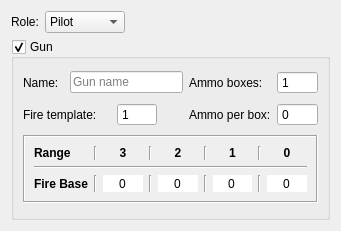
This is CrewEditorTab.ui in wchamilton/CEManeuverLog as Qt 5 draws it before an edit. The edited form follows.
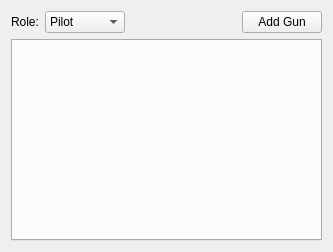
This is the edited form.

Commit message: Added a loading mechanism into the editor. I may need to make more of the modules be connected to the model but we'll see. Migrated gun editor into another tab widget since it turns out crew can have multiple weapons at their disposal. Colour coded and connected the damage trackers and repositioned them.

```diff
--- a/CrewEditorTab.ui
+++ b/CrewEditorTab.ui
@@ -6,21 +6,14 @@
    <rect>
     <x>0</x>
     <y>0</y>
-    <width>341</width>
-    <height>231</height>
+    <width>333</width>
+    <height>252</height>
    </rect>
   </property>
   <property name="windowTitle">
    <string>Form</string>
   </property>
-  <layout class="QGridLayout" name="gridLayout_2">
-   <item row="0" column="0">
-    <widget class="QLabel" name="label">
-     <property name="text">
-      <string>Role:</string>
-     </property>
-    </widget>
-   </item>
+  <layout class="QGridLayout" name="gridLayout">
    <item row="0" column="1">
     <widget class="QComboBox" name="role_cmb">
      <property name="currentIndex">
@@ -48,7 +41,14 @@
      </item>
     </widget>
    </item>
-   <item row="0" column="2">
+   <item row="0" column="0">
+    <widget class="QLabel" name="label">
+     <property name="text">
+      <string>Role:</string>
+     </property>
+    </widget>
+   </item>
+   <item row="0" column="3">
     <spacer name="horizontalSpacer">
      <property name="orientation">
       <enum>Qt::Horizontal</enum>
@@ -61,353 +61,18 @@
      </property>
     </spacer>
    </item>
-   <item row="1" column="0" colspan="3">
-    <widget class="QGroupBox" name="gun_grp">
-     <property name="title">
-      <string>Gun</string>
+   <item row="0" column="4">
+    <widget class="QPushButton" name="add_gun_btn">
+     <property name="text">
+      <string>Add Gun</string>
      </property>
-     <property name="checkable">
+    </widget>
+   </item>
+   <item row="1" column="0" colspan="5">
+    <widget class="QTabWidget" name="gun_tab_widget">
+     <property name="tabsClosable">
       <bool>true</bool>
      </property>
-     <property name="checked">
-      <bool>true</bool>
-     </property>
-     <layout class="QGridLayout" name="gridLayout">
-      <item row="0" column="5">
-       <widget class="QSpinBox" name="ammo_box_count">
-        <property name="toolTip">
-         <string>Belt fed guns should be set to 1 box</string>
-        </property>
-        <property name="buttonSymbols">
-         <enum>QAbstractSpinBox::NoButtons</enum>
-        </property>
-        <property name="minimum">
-         <number>1</number>
-        </property>
-       </widget>
-      </item>
-      <item row="1" column="2">
-       <widget class="QSpinBox" name="fire_template_spin">
-        <property name="toolTip">
-         <string>Belt fed guns should be set to 1 box</string>
-        </property>
-        <property name="buttonSymbols">
-         <enum>QAbstractSpinBox::NoButtons</enum>
-        </property>
-        <property name="minimum">
-         <number>1</number>
-        </property>
-        <property name="maximum">
-         <number>16</number>
-        </property>
-       </widget>
-      </item>
-      <item row="0" column="4">
-       <widget class="QLabel" name="label_4">
-        <property name="text">
-         <string>Ammo boxes:</string>
-        </property>
-       </widget>
-      </item>
-      <item row="1" column="0" colspan="2">
-       <widget class="QLabel" name="label_9">
-        <property name="text">
-         <string>Fire template:</string>
-        </property>
-       </widget>
-      </item>
-      <item row="1" column="5">
-       <widget class="QSpinBox" name="ammo_per_box">
-        <property name="toolTip">
-         <string>Belt fed guns should be set to 1 box</string>
-        </property>
-        <property name="buttonSymbols">
-         <enum>QAbstractSpinBox::NoButtons</enum>
-        </property>
-        <property name="minimum">
-         <number>0</number>
-        </property>
-       </widget>
-      </item>
-      <item row="0" column="0">
-       <widget class="QLabel" name="label_10">
-        <property name="text">
-         <string>Name:</string>
-        </property>
-       </widget>
-      </item>
-      <item row="2" column="0" colspan="6">
-       <widget class="QFrame" name="fire_base_frame">
-        <property name="sizePolicy">
-         <sizepolicy hsizetype="Preferred" vsizetype="Maximum">
-          <horstretch>0</horstretch>
-          <verstretch>0</verstretch>
-         </sizepolicy>
-        </property>
-        <property name="autoFillBackground">
-         <bool>true</bool>
-        </property>
-        <property name="frameShape">
-         <enum>QFrame::Box</enum>
-        </property>
-        <property name="frameShadow">
-         <enum>QFrame::Sunken</enum>
-        </property>
-        <layout class="QGridLayout" name="gridLayout_3">
-         <item row="0" column="6">
-          <widget class="QLabel" name="label_7">
-           <property name="font">
-            <font>
-             <weight>75</weight>
-             <bold>true</bold>
-            </font>
-           </property>
-           <property name="text">
-            <string>1</string>
-           </property>
-           <property name="alignment">
-            <set>Qt::AlignCenter</set>
-           </property>
-          </widget>
-         </item>
-         <item row="0" column="8">
-          <widget class="QLabel" name="label_11">
-           <property name="font">
-            <font>
-             <weight>75</weight>
-             <bold>true</bold>
-            </font>
-           </property>
-           <property name="text">
-            <string>0</string>
-           </property>
-           <property name="alignment">
-            <set>Qt::AlignCenter</set>
-           </property>
-          </widget>
-         </item>
-         <item row="2" column="3">
-          <widget class="Line" name="line_14">
-           <property name="orientation">
-            <enum>Qt::Vertical</enum>
-           </property>
-          </widget>
-         </item>
-         <item row="0" column="7">
-          <widget class="Line" name="line_12">
-           <property name="orientation">
-            <enum>Qt::Vertical</enum>
-           </property>
-          </widget>
-         </item>
-         <item row="2" column="7">
-          <widget class="Line" name="line_16">
-           <property name="orientation">
-            <enum>Qt::Vertical</enum>
-           </property>
-          </widget>
-         </item>
-         <item row="1" column="0" colspan="9">
-          <widget class="Line" name="line">
-           <property name="orientation">
-            <enum>Qt::Horizontal</enum>
-           </property>
-          </widget>
-         </item>
-         <item row="2" column="0">
-          <widget class="QLabel" name="label_2">
-           <property name="font">
-            <font>
-             <weight>75</weight>
-             <bold>true</bold>
-            </font>
-           </property>
-           <property name="text">
-            <string>Fire Base</string>
-           </property>
-          </widget>
-         </item>
-         <item row="0" column="2">
-          <widget class="QLabel" name="label_5">
-           <property name="font">
-            <font>
-             <weight>75</weight>
-             <bold>true</bold>
-            </font>
-           </property>
-           <property name="text">
-            <string>3</string>
-           </property>
-           <property name="alignment">
-            <set>Qt::AlignCenter</set>
-           </property>
-          </widget>
-         </item>
-         <item row="0" column="4">
-          <widget class="QLabel" name="label_6">
-           <property name="font">
-            <font>
-             <weight>75</weight>
-             <bold>true</bold>
-            </font>
-           </property>
-           <property name="text">
-            <string>2</string>
-           </property>
-           <property name="alignment">
-            <set>Qt::AlignCenter</set>
-           </property>
-          </widget>
-         </item>
-         <item row="0" column="5">
-          <widget class="Line" name="line_11">
-           <property name="orientation">
-            <enum>Qt::Vertical</enum>
-           </property>
-          </widget>
-         </item>
-         <item row="2" column="1">
-          <widget class="Line" name="line_13">
-           <property name="orientation">
-            <enum>Qt::Vertical</enum>
-           </property>
-          </widget>
-         </item>
-         <item row="0" column="0">
-          <widget class="QLabel" name="label_3">
-           <property name="font">
-            <font>
-             <weight>75</weight>
-             <bold>true</bold>
-            </font>
-           </property>
-           <property name="text">
-            <string>Range</string>
-           </property>
-          </widget>
-         </item>
-         <item row="0" column="1">
-          <widget class="Line" name="line_2">
-           <property name="orientation">
-            <enum>Qt::Vertical</enum>
-           </property>
-          </widget>
-         </item>
-         <item row="2" column="5">
-          <widget class="Line" name="line_15">
-           <property name="orientation">
-            <enum>Qt::Vertical</enum>
-           </property>
-          </widget>
-         </item>
-         <item row="0" column="3">
-          <widget class="Line" name="line_7">
-           <property name="orientation">
-            <enum>Qt::Vertical</enum>
-           </property>
-          </widget>
-         </item>
-         <item row="2" column="2">
-          <widget class="QSpinBox" name="fire_base_3">
-           <property name="frame">
-            <bool>false</bool>
-           </property>
-           <property name="alignment">
-            <set>Qt::AlignCenter</set>
-           </property>
-           <property name="buttonSymbols">
-            <enum>QAbstractSpinBox::NoButtons</enum>
-           </property>
-           <property name="correctionMode">
-            <enum>QAbstractSpinBox::CorrectToNearestValue</enum>
-           </property>
-          </widget>
-         </item>
-         <item row="2" column="4">
-          <widget class="QSpinBox" name="fire_base_2">
-           <property name="frame">
-            <bool>false</bool>
-           </property>
-           <property name="alignment">
-            <set>Qt::AlignCenter</set>
-           </property>
-           <property name="buttonSymbols">
-            <enum>QAbstractSpinBox::NoButtons</enum>
-           </property>
-           <property name="correctionMode">
-            <enum>QAbstractSpinBox::CorrectToNearestValue</enum>
-           </property>
-          </widget>
-         </item>
-         <item row="2" column="6">
-          <widget class="QSpinBox" name="fire_base_1">
-           <property name="frame">
-            <bool>false</bool>
-           </property>
-           <property name="alignment">
-            <set>Qt::AlignCenter</set>
-           </property>
-           <property name="buttonSymbols">
-            <enum>QAbstractSpinBox::NoButtons</enum>
-           </property>
-           <property name="correctionMode">
-            <enum>QAbstractSpinBox::CorrectToNearestValue</enum>
-           </property>
-          </widget>
-         </item>
-         <item row="2" column="8">
-          <widget class="QSpinBox" name="fire_base_0">
-           <property name="frame">
-            <bool>false</bool>
-           </property>
-           <property name="alignment">
-            <set>Qt::AlignCenter</set>
-           </property>
-           <property name="buttonSymbols">
-            <enum>QAbstractSpinBox::NoButtons</enum>
-           </property>
-           <property name="correctionMode">
-            <enum>QAbstractSpinBox::CorrectToNearestValue</enum>
-           </property>
-          </widget>
-         </item>
-        </layout>
-       </widget>
-      </item>
-      <item row="1" column="4">
-       <widget class="QLabel" name="label_8">
-        <property name="text">
-         <string>Ammo per box:</string>
-        </property>
-       </widget>
-      </item>
-      <item row="0" column="1" colspan="3">
-       <widget class="QLineEdit" name="gun_name">
-        <property name="placeholderText">
-         <string>Gun name</string>
-        </property>
-       </widget>
-      </item>
-      <item row="1" column="3">
-       <widget class="QToolButton" name="toolButton">
-        <property name="maximumSize">
-         <size>
-          <width>20</width>
-          <height>20</height>
-         </size>
-        </property>
-        <property name="cursor">
-         <cursorShape>WhatsThisCursor</cursorShape>
-        </property>
-        <property name="text">
-         <string/>
-        </property>
-        <property name="autoRaise">
-         <bool>true</bool>
-        </property>
-       </widget>
-      </item>
-     </layout>
     </widget>
    </item>
   </layout>
```
Left out of the diff: 10 changed lines with no effect on the pictures. The commit also changes 27 other files.
